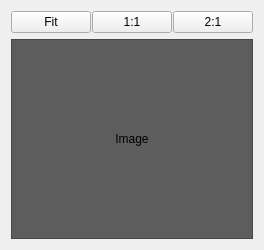
Above: workflow/ui/navimagewidget.ui from cseyve/piaf before the change. Below: the same form after it.
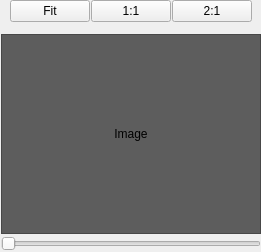
That is the form after the change. Custom widgets are drawn as their Qt base class.

Commit message: Reduce margins

What changed in the file:
```diff
--- a/workflow/ui/navimagewidget.ui
+++ b/workflow/ui/navimagewidget.ui
@@ -1,26 +1,51 @@
 <ui version="4.0" >
  <class>NavImageWidget</class>
- <widget class="QWidget" name="NavImageWidget" >
-  <property name="geometry" >
+ <widget class="QWidget" name="NavImageWidget">
+  <property name="geometry">
    <rect>
     <x>0</x>
     <y>0</y>
-    <width>208</width>
-    <height>243</height>
+    <width>260</width>
+    <height>252</height>
    </rect>
   </property>
   <property name="windowTitle" >
    <string>Form</string>
   </property>
-  <layout class="QVBoxLayout" name="verticalLayout" >
+  <layout class="QVBoxLayout" name="verticalLayout">
+   <property name="spacing">
+    <number>2</number>
+   </property>
+   <property name="leftMargin">
+    <number>1</number>
+   </property>
+   <property name="topMargin">
+    <number>0</number>
+   </property>
+   <property name="rightMargin">
+    <number>0</number>
+   </property>
+   <property name="bottomMargin">
+    <number>1</number>
+   </property>
    <item>
-    <layout class="QHBoxLayout" name="horizontalLayout_2" >
-     <property name="spacing" >
+    <widget class="QWidget" name="zoomButtonsWidget" native="true">
+     <property name="sizePolicy">
+      <sizepolicy hsizetype="Preferred" vsizetype="Minimum">
+       <horstretch>0</horstretch>
+       <verstretch>0</verstretch>
+      </sizepolicy>
+     </property>
+     <layout class="QHBoxLayout" name="horizontalLayout_2">
+      <property name="spacing">
       <number>1</number>
      </property>
      <property name="sizeConstraint" >
       <enum>QLayout::SetDefaultConstraint</enum>
      </property>
+      <property name="topMargin">
+       <number>0</number>
+      </property>
      <item>
       <widget class="QPushButton" name="zoomFitButton" >
        <property name="toolTip" >
@@ -52,6 +77,7 @@
       </widget>
      </item>
     </layout>
+    </widget>
    </item>
    <item>
     <widget class="QImageDisplay" name="globalImageLabel" >
@@ -78,6 +104,19 @@
      </property>
     </widget>
    </item>
+   <item>
+    <widget class="QSlider" name="zoomSlider">
+     <property name="toolTip">
+      <string>Change zoom factor in main image display</string>
+     </property>
+     <property name="maximum">
+      <number>100</number>
+     </property>
+     <property name="orientation">
+      <enum>Qt::Horizontal</enum>
+     </property>
+    </widget>
+   </item>
   </layout>
  </widget>
  <customwidgets>
```
Left out of the diff: 43 changed lines with no effect on the pictures. Lines whose indentation alone changed are shown as unchanged. The commit also changes 3 other files.
